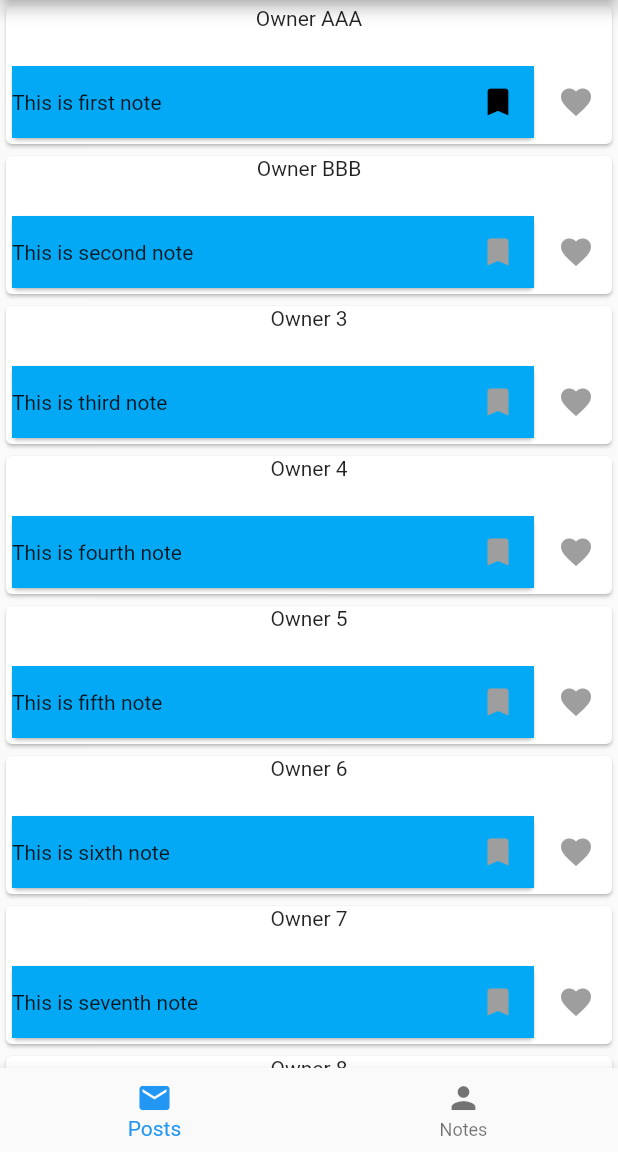
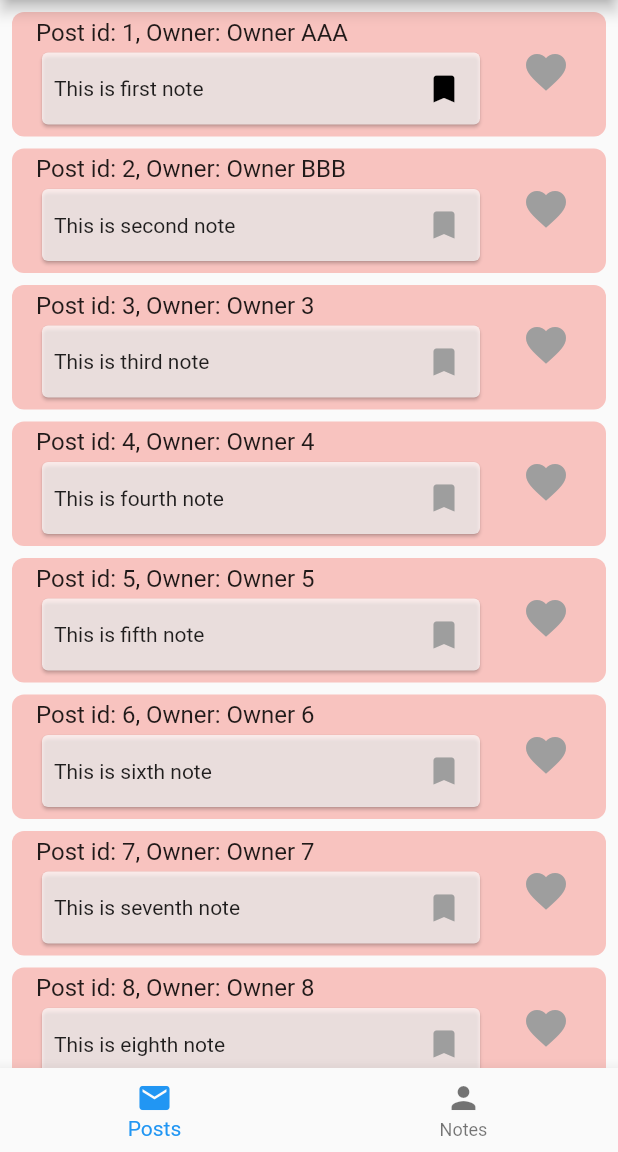
Before and after one commit to AydinEnes/protocarta, a Flutter app: the screen it shows after launch, after a tap on the "favorite" icon, on a phone screen of 412 x 824 dp, the part 84-1236 px from its top. Run offline on Flutter 3.47's test engine with Material 2 defaults, Android fonts, the phone set to English and light mode, and no system bars; our stand-ins replace auto_route, equatable, flutter_bloc, freezed_annotation, logger, rxdart.

Commit message:
bloc selector

```diff
--- a/lib/core/list_bloc/list_bloc.dart
+++ b/lib/core/list_bloc/list_bloc.dart
@@ -72,23 +72,23 @@ class ListBloc extends Bloc<ListEvent, ListState> {
     // }
 
     if (listObjectType == Post) {
-      await emit.forEach<ListUpdateObject>(postRepository.getListUpdateStream,
-          onData: (ListUpdateObject listUpdateObject) {
+      // await emit.forEach<ListUpdateObject>(postRepository.getListUpdateStream,
+      //     onData: (ListUpdateObject listUpdateObject) {
+      //   List<int> ids = List<int>.from(state.ids);
+      //   debugPrint('listUpdateObject: $listUpdateObject');
+      //   debugPrint('ids: $ids');
+      //   return state.copyWith(ids: [listUpdateObject.id, ...ids]);
+      // });
+      await emit.forEach<CombinedUpdate>(postRepository.combinedStream,
+          onData: (CombinedUpdate combinedUpdate) {
+        debugPrint('combinedUpdate: $combinedUpdate');
         List<int> ids = List<int>.from(state.ids);
-        debugPrint('listUpdateObject: $listUpdateObject');
-        debugPrint('ids: $ids');
-        return state.copyWith(ids: [listUpdateObject.id, ...ids]);
+        if (combinedUpdate.allPosts.containsKey(combinedUpdate.listUpdate.id)) {
+          return state.copyWith(ids: [combinedUpdate.listUpdate.id, ...ids]);
+        } else {
+          return state;
+        }
       });
-      // await emit.forEach<CombinedUpdate>(postRepository.combinedStream,
-      //     onData: (CombinedUpdate combinedUpdate) {
-      //   debugPrint('combinedUpdate: $combinedUpdate');
-      //   List<int> ids = List<int>.from(state.ids);
-      //   if (combinedUpdate.allPosts.containsKey(combinedUpdate.listUpdate.id)) {
-      //     return state.copyWith(ids: [combinedUpdate.listUpdate.id, ...ids]);
-      //   } else {
-      //     return state;
-      //   }
-      // });
     }
   }
 }
--- a/lib/core/util/note_card.dart
+++ b/lib/core/util/note_card.dart
@@ -24,11 +24,12 @@ class NoteCard extends StatelessWidget {
         final notes = Map<int, Note>.from(state.allNotes);
         final displayNote = notes.putIfAbsent(id, () => Note.empty());
         return Card(
+          color: Colors.white.withOpacity(0.7),
           child: GestureDetector(
             onTap: () => context.router.push(NoteDetailedRoute(
                 note: displayNote, noteBloc: context.read<NoteBloc>())),
             child: Container(
-              color: Colors.lightBlue,
+              padding: const EdgeInsets.only(left: 8),
               child: Row(
                 mainAxisAlignment: MainAxisAlignment.spaceBetween,
                 children: [
--- a/lib/core/util/post_card.dart
+++ b/lib/core/util/post_card.dart
@@ -1,5 +1,6 @@
 import 'package:flutter/material.dart';
 import 'package:flutter_bloc/flutter_bloc.dart';
+import 'package:protocarta/core/util/logging.dart';
 import 'package:protocarta/core/util/note_card.dart';
 import 'package:protocarta/models/post.dart';
 import 'package:protocarta/routes/post/bloc/post_bloc.dart';
@@ -14,53 +15,39 @@ class PostCard extends StatelessWidget {
 
   @override
   Widget build(BuildContext context) {
-    return BlocBuilder<PostBloc, PostState>(
-      buildWhen: (previous, current) {
-        debugPrint(
-            'build when($id): ${current.allPosts.containsKey(id) && (!previous.allPosts.containsKey(id) || previous.allPosts[id] != current.allPosts[id])}');
-        return current.allPosts.containsKey(id) &&
-            (!previous.allPosts.containsKey(id) ||
-                previous.allPosts[id] != current.allPosts[id]);
+    return BlocSelector<PostBloc, PostState, Post>(
+      selector: (state) {
+        try {
+          debugPrint('selector: $id ${state.allPosts[id]}');
+          return state.allPosts[id]!;
+        } catch (e, st) {
+          AppLogging.logger.e(e, 'Error in PostCard', st);
+          return Post.empty();
+        }
       },
-      builder: (context, state) {
-        debugPrint(
-            'building a post: $id ${state.allPosts.keys}\n${state.allPosts.values}');
-        if (!state.allPosts.containsKey(id)) {
-          return Container(
-            height: 20,
-            width: double.infinity,
-            color: Colors.red,
-          );
-        }
-        debugPrint(
-            'building a post: $id ${state.allPosts.keys}\n${state.allPosts.values}');
-        debugPrint('building a post: $id ${state.allPosts.containsKey(id)}');
-        final posts = Map<int, Post>.from(state.allPosts);
-        final displayPost = posts.putIfAbsent(id, () => Post.empty());
-        return Card(
-          child: Column(
-            mainAxisAlignment: MainAxisAlignment.spaceBetween,
-            children: [
-              Text(displayPost.ownerName),
-              const SizedBox(height: 20),
-              Row(
-                mainAxisAlignment: MainAxisAlignment.spaceBetween,
-                children: [
-                  displayPost.note != null
-                      ? Expanded(child: NoteCard(id: displayPost.note!.id))
+      builder: (context, post) {
+        debugPrint('building a post: $id $post');
+        return Padding(
+          padding: const EdgeInsets.only(left: 8, right: 8, top: 8),
+          child: ListTile(
+            tileColor: Colors.red.withOpacity(0.3),
+            shape: RoundedRectangleBorder(
+              borderRadius: BorderRadius.circular(8),
+            ),
+            title: Text('Post id: $id, Owner: ${post.ownerName}'),
+            subtitle: post.note != null
+                ? NoteCard(id: post.note!.id)
                 : const SizedBox(),
-                  IconButton(
+            trailing: IconButton(
+              iconSize: 32,
               icon: Icon(
                 Icons.favorite,
-                      color: displayPost.liked ? Colors.blue : Colors.grey,
+                color: post.liked ? Colors.blue : Colors.grey,
               ),
               onPressed: () {
-                      context.read<PostBloc>().add(LikePostEvent(displayPost));
+                context.read<PostBloc>().add(LikePostEvent(post));
               },
             ),
-                ],
-              ),
-            ],
           ),
         );
       },
--- a/lib/repo/post_repo.dart
+++ b/lib/repo/post_repo.dart
@@ -198,33 +198,22 @@ class PostRepository {
     postSet.addEntries([MapEntry(post.id, post)]);
     allPostsStream.add(postSet);
 
-    // Wait for allPostsStream to be updated before updating listUpdateStream
-    final completer = Completer<void>();
-    final subscription = allPostsStream.listen((updatedPostSet) {
-      if (updatedPostSet.containsKey(post.id)) {
-        completer.complete();
-      }
-    });
-
-    await completer.future;
-    subscription.cancel();
-    debugPrint('completer completed');
     listUpdateStream.add(ListUpdateObject(id: post.id, type: Post));
   }
 
-  // Stream<CombinedUpdate> get combinedStream {
-  //   return Rx.combineLatest2<ListUpdateObject, Map<int, Post>, CombinedUpdate>(
-  //     listUpdateStream.stream,
-  //     allPostsStream.stream,
-  //     (listUpdate, allPosts) =>
-  //         CombinedUpdate(listUpdate: listUpdate, allPosts: Map<int, Post>.from(allPosts)),
-  //   );
-  // }
+  Stream<CombinedUpdate> get combinedStream {
+    return Rx.combineLatest2<ListUpdateObject, Map<int, Post>, CombinedUpdate>(
+      listUpdateStream.stream,
+      allPostsStream.stream,
+      (listUpdate, allPosts) =>
+          CombinedUpdate(listUpdate: listUpdate, allPosts: Map<int, Post>.from(allPosts)),
+    );
+  }
 }
-//
-// class CombinedUpdate {
-//   final ListUpdateObject listUpdate;
-//   final Map<int, Post> allPosts;
-//
-//   CombinedUpdate({required this.listUpdate, required this.allPosts});
-// }
+
+class CombinedUpdate {
+  final ListUpdateObject listUpdate;
+  final Map<int, Post> allPosts;
+
+  CombinedUpdate({required this.listUpdate, required this.allPosts});
+}
```
Also changed, not shown: lib/routes/post/post_list_view.dart (+0 -11 lines). Lines whose indentation alone changed are shown as unchanged.
